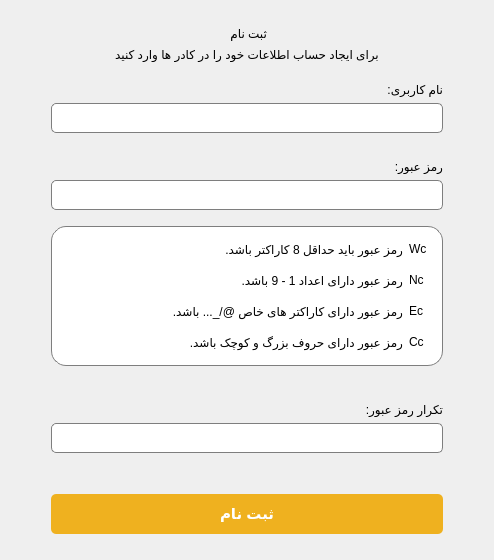
Before: the Qt Designer form App/ui/signUp.ui in MohammadSangSefidi/QuizMaster, drawn with Qt 5.
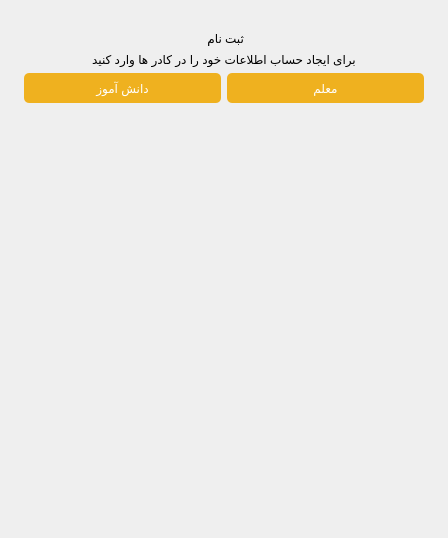
After: the same form once the commit is applied.

Commit message: add register page for teachers and add teacher main page. add create quiz page for teacher.

Patch:
```diff
--- a/App/ui/signUp.ui
+++ b/App/ui/signUp.ui
@@ -6,8 +6,8 @@
    <rect>
     <x>0</x>
     <y>0</y>
-    <width>494</width>
-    <height>560</height>
+    <width>448</width>
+    <height>538</height>
    </rect>
   </property>
   <property name="windowTitle">
@@ -17,380 +17,117 @@
    <string notr="true"/>
   </property>
   <layout class="QGridLayout" name="gridLayout">
-   <item row="4" column="1">
-    <layout class="QVBoxLayout" name="verticalLayout_2">
-     <item>
-      <widget class="QLabel" name="userName">
-       <property name="text">
-        <string>نام کاربری:</string>
-       </property>
-      </widget>
-     </item>
-     <item>
-      <widget class="QLineEdit" name="userNameLineEdit">
-       <property name="minimumSize">
-        <size>
-         <width>0</width>
-         <height>30</height>
-        </size>
-       </property>
-       <property name="styleSheet">
-        <string notr="true">QLineEdit#userNameLineEdit{
-	color: #000000;
-    background-color: #ffffff;
-    border: 1px solid #7e7e7e;
-	border-radius: 5px;
-    outline: none;
-	padding-left: 5px;
-}
-</string>
-       </property>
-       <property name="placeholderText">
-        <string/>
-       </property>
-      </widget>
-     </item>
-     <item>
-      <widget class="QLabel" name="userNameErrorLabel">
-       <property name="styleSheet">
-        <string notr="true">QLabel#userNameErrorLabel{color:rgb(193, 0, 3);}</string>
-       </property>
-       <property name="text">
-        <string/>
-       </property>
-      </widget>
-     </item>
-     <item>
-      <widget class="QLabel" name="password">
-       <property name="text">
-        <string>رمز عبور:</string>
-       </property>
-      </widget>
-     </item>
-     <item>
-      <widget class="QLineEdit" name="passwordLineEdit">
-       <property name="minimumSize">
-        <size>
-         <width>0</width>
-         <height>30</height>
-        </size>
-       </property>
-       <property name="styleSheet">
-        <string notr="true">QLineEdit#passwordLineEdit{
-	color: #000000;
-    background-color: #ffffff;
-    border: 1px solid #7e7e7e;
-	border-radius: 5px;
-    outline: none;
-	padding-left: 5px;
-}</string>
-       </property>
-       <property name="echoMode">
-        <enum>QLineEdit::Password</enum>
-       </property>
-       <property name="placeholderText">
-        <string/>
-       </property>
-      </widget>
-     </item>
-     <item>
-      <spacer name="verticalSpacer_5">
-       <property name="orientation">
-        <enum>Qt::Vertical</enum>
-       </property>
-       <property name="sizeType">
-        <enum>QSizePolicy::Fixed</enum>
-       </property>
-       <property name="sizeHint" stdset="0">
-        <size>
-         <width>10</width>
-         <height>10</height>
-        </size>
-       </property>
-      </spacer>
-     </item>
-     <item>
-      <widget class="QFrame" name="checkPasswordFrame">
-       <property name="minimumSize">
-        <size>
-         <width>0</width>
-         <height>140</height>
-        </size>
-       </property>
-       <property name="styleSheet">
-        <string notr="true">#checkPasswordFrame{
-background-color: rgb(255, 255, 255); border: 1px solid #7e7e7e;
-border-radius: 15px;
-}
-	</string>
-       </property>
-       <property name="frameShape">
-        <enum>QFrame::StyledPanel</enum>
-       </property>
-       <property name="frameShadow">
-        <enum>QFrame::Raised</enum>
-       </property>
-       <layout class="QGridLayout" name="gridLayout_2">
-        <item row="1" column="0">
-         <spacer name="horizontalSpacer_3">
-          <property name="orientation">
-           <enum>Qt::Horizontal</enum>
-          </property>
-          <property name="sizeType">
-           <enum>QSizePolicy::Maximum</enum>
-          </property>
-          <property name="sizeHint" stdset="0">
-           <size>
-            <width>100</width>
-            <height>20</height>
-           </size>
-          </property>
-         </spacer>
-        </item>
-        <item row="3" column="1">
-         <layout class="QHBoxLayout" name="horizontalLayout_3">
-          <item>
-           <widget class="QLabel" name="capText">
-            <property name="text">
-             <string>رمز عبور دارای حروف بزرگ و کوچک باشد.</string>
-            </property>
-           </widget>
-          </item>
-          <item>
-           <widget class="QLabel" name="capitalLettersCheck">
-            <property name="minimumSize">
-             <size>
-              <width>24</width>
-              <height>24</height>
-             </size>
-            </property>
-            <property name="maximumSize">
-             <size>
-              <width>24</width>
-              <height>24</height>
-             </size>
-            </property>
-            <property name="text">
-             <string>Cc</string>
-            </property>
-           </widget>
-          </item>
-         </layout>
-        </item>
-        <item row="2" column="1">
-         <layout class="QHBoxLayout" name="horizontalLayout_2">
-          <item>
-           <widget class="QLabel" name="specText">
-            <property name="text">
-             <string>رمز عبور دارای کاراکتر های خاص @/_... باشد.</string>
-            </property>
-           </widget>
-          </item>
-          <item>
-           <widget class="QLabel" name="spiecialCharacterCheck">
-            <property name="minimumSize">
-             <size>
-              <width>24</width>
-              <height>24</height>
-             </size>
-            </property>
-            <property name="maximumSize">
-             <size>
-              <width>24</width>
-              <height>24</height>
-             </size>
-            </property>
-            <property name="text">
-             <string>Ec</string>
-            </property>
-           </widget>
-          </item>
-         </layout>
-        </item>
-        <item row="1" column="1">
-         <layout class="QHBoxLayout" name="horizontalLayout">
-          <item>
-           <widget class="QLabel" name="numText">
-            <property name="text">
-             <string>رمز عبور دارای اعداد 1 - 9 باشد.</string>
-            </property>
-           </widget>
-          </item>
-          <item>
-           <widget class="QLabel" name="numbersCheck">
-            <property name="minimumSize">
-             <size>
-              <width>24</width>
-              <height>24</height>
-             </size>
-            </property>
-            <property name="maximumSize">
-             <size>
-              <width>24</width>
-              <height>24</height>
-             </size>
-            </property>
-            <property name="text">
-             <string>Nc</string>
-            </property>
-           </widget>
-          </item>
-         </layout>
-        </item>
-        <item row="0" column="1">
-         <layout class="QHBoxLayout" name="horizontalLayout_4">
-          <item>
-           <widget class="QLabel" name="widthText">
-            <property name="text">
-             <string>رمز عبور باید حداقل 8 کاراکتر باشد.</string>
-            </property>
-           </widget>
-          </item>
-          <item>
-           <widget class="QLabel" name="widthCheck">
-            <property name="minimumSize">
-             <size>
-              <width>24</width>
-              <height>24</height>
-             </size>
-            </property>
-            <property name="maximumSize">
-             <size>
-              <width>24</width>
-              <height>24</height>
-             </size>
-            </property>
-            <property name="text">
-             <string>Wc</string>
-            </property>
-           </widget>
-          </item>
-         </layout>
-        </item>
-       </layout>
-      </widget>
-     </item>
-     <item>
-      <widget class="QLabel" name="passwoedValidErrorLabel">
-       <property name="styleSheet">
-        <string notr="true">QLabel#passwoedValidErrorLabel{color:rgb(193, 0, 3);}</string>
-       </property>
-       <property name="text">
-        <string/>
-       </property>
-      </widget>
-     </item>
-     <item>
-      <spacer name="verticalSpacer_6">
-       <property name="orientation">
-        <enum>Qt::Vertical</enum>
-       </property>
-       <property name="sizeType">
-        <enum>QSizePolicy::Fixed</enum>
-       </property>
-       <property name="sizeHint" stdset="0">
-        <size>
-         <width>10</width>
-         <height>10</height>
-        </size>
-       </property>
-      </spacer>
-     </item>
-     <item>
-      <widget class="QLabel" name="rePassword">
-       <property name="text">
-        <string>تکرار رمز عبور:</string>
-       </property>
-      </widget>
-     </item>
-     <item>
-      <widget class="QLineEdit" name="repeatPasswordLineEdit">
-       <property name="minimumSize">
-        <size>
-         <width>0</width>
-         <height>30</height>
-        </size>
-       </property>
-       <property name="styleSheet">
-        <string notr="true">QLineEdit#repeatPasswordLineEdit{
-	color: #000000;
-    background-color: #ffffff;
-    border: 1px solid #7e7e7e;
-	border-radius: 5px;
-    outline: none;
-	padding-left: 5px;
-}</string>
-       </property>
-       <property name="echoMode">
-        <enum>QLineEdit::Password</enum>
-       </property>
-       <property name="placeholderText">
-        <string/>
-       </property>
-      </widget>
-     </item>
-     <item>
-      <widget class="QLabel" name="samePasswordErrorLabel">
-       <property name="styleSheet">
-        <string notr="true">QLabel#samePasswordErrorLabel{color:rgb(193, 0, 3);}</string>
-       </property>
-       <property name="text">
-        <string/>
-       </property>
-      </widget>
-     </item>
-    </layout>
+   <item row="1" column="0">
+    <spacer name="horizontalSpacer">
+     <property name="orientation">
+      <enum>Qt::Horizontal</enum>
+     </property>
+     <property name="sizeType">
+      <enum>QSizePolicy::Maximum</enum>
+     </property>
+     <property name="sizeHint" stdset="0">
+      <size>
+       <width>40</width>
+       <height>20</height>
+      </size>
+     </property>
+    </spacer>
    </item>
-   <item row="6" column="1">
-    <widget class="QPushButton" name="singUpBtn">
-     <property name="sizePolicy">
-      <sizepolicy hsizetype="Minimum" vsizetype="Fixed">
-       <horstretch>0</horstretch>
-       <verstretch>0</verstretch>
-      </sizepolicy>
+   <item row="1" column="2">
+    <spacer name="horizontalSpacer_2">
+     <property name="orientation">
+      <enum>Qt::Horizontal</enum>
      </property>
+     <property name="sizeType">
+      <enum>QSizePolicy::Maximum</enum>
+     </property>
+     <property name="sizeHint" stdset="0">
+      <size>
+       <width>40</width>
+       <height>20</height>
+      </size>
+     </property>
+    </spacer>
+   </item>
+   <item row="3" column="1">
+    <widget class="QStackedWidget" name="stackedWidget">
      <property name="minimumSize">
       <size>
-       <width>0</width>
-       <height>40</height>
+       <width>400</width>
+       <height>400</height>
       </size>
      </property>
-     <property name="font">
-      <font>
-       <pointsize>11</pointsize>
-       <weight>75</weight>
-       <bold>true</bold>
-      </font>
-     </property>
-     <property name="styleSheet">
-      <string notr="true">QPushButton#singUpBtn{
-	color: #ffffff;
-	background-color:  rgb(239, 177, 31);
-    border-radius: 5px;
-}
-QPushButton#singUpBtn:hover {
-	background-color: rgb(255, 210, 73);
-}</string>
-     </property>
-     <property name="text">
-      <string>ثبت نام</string>
-     </property>
+     <widget class="QWidget" name="page"/>
+     <widget class="QWidget" name="page_2"/>
     </widget>
    </item>
-   <item row="3" column="1">
-    <spacer name="verticalSpacer_2">
+   <item row="0" column="1">
+    <spacer name="verticalSpacer">
      <property name="orientation">
       <enum>Qt::Vertical</enum>
      </property>
+     <property name="sizeType">
+      <enum>QSizePolicy::Maximum</enum>
+     </property>
      <property name="sizeHint" stdset="0">
       <size>
-       <width>20</width>
-       <height>40</height>
+       <width>0</width>
+       <height>20</height>
       </size>
      </property>
     </spacer>
    </item>
    <item row="2" column="1">
+    <layout class="QHBoxLayout" name="horizontalLayout">
+     <item>
+      <widget class="QPushButton" name="studentButton">
+       <property name="minimumSize">
+        <size>
+         <width>100</width>
+         <height>30</height>
+        </size>
+       </property>
+       <property name="styleSheet">
+        <string notr="true">QPushButton#studentButton{
+	color: #ffffff;
+	background-color:  rgb(239, 177, 31);
+    border-radius: 5px;
+}
+QPushButton#studentButton:hover {
+	background-color: rgb(255, 210, 73);
+}</string>
+       </property>
+       <property name="text">
+        <string>دانش آموز</string>
+       </property>
+      </widget>
+     </item>
+     <item>
+      <widget class="QPushButton" name="teacherButton">
+       <property name="minimumSize">
+        <size>
+         <width>100</width>
+         <height>30</height>
+        </size>
+       </property>
+       <property name="styleSheet">
+        <string notr="true">QPushButton#teacherButton{
+	color: #ffffff;
+	background-color:  rgb(239, 177, 31);
+    border-radius: 5px;
+}
+QPushButton#teacherButton:hover {
+	background-color: rgb(255, 210, 73);
+}</string>
+       </property>
+       <property name="text">
+        <string>معلم</string>
+       </property>
+      </widget>
+     </item>
+    </layout>
+   </item>
+   <item row="1" column="1">
     <layout class="QVBoxLayout" name="verticalLayout">
      <item>
       <widget class="QLabel" name="title">
@@ -414,77 +151,6 @@
      </item>
     </layout>
    </item>
-   <item row="2" column="0">
-    <spacer name="horizontalSpacer">
-     <property name="orientation">
-      <enum>Qt::Horizontal</enum>
-     </property>
-     <property name="sizeType">
-      <enum>QSizePolicy::Maximum</enum>
-     </property>
-     <property name="sizeHint" stdset="0">
-      <size>
-       <width>40</width>
-       <height>20</height>
-      </size>
-     </property>
-    </spacer>
-   </item>
-   <item row="2" column="2">
-    <spacer name="horizontalSpacer_2">
-     <property name="orientation">
-      <enum>Qt::Horizontal</enum>
-     </property>
-     <property name="sizeType">
-      <enum>QSizePolicy::Maximum</enum>
-     </property>
-     <property name="sizeHint" stdset="0">
-      <size>
-       <width>40</width>
-       <height>20</height>
-      </size>
-     </property>
-    </spacer>
-   </item>
-   <item row="7" column="1">
-    <spacer name="verticalSpacer_4">
-     <property name="orientation">
-      <enum>Qt::Vertical</enum>
-     </property>
-     <property name="sizeHint" stdset="0">
-      <size>
-       <width>20</width>
-       <height>40</height>
-      </size>
-     </property>
-    </spacer>
-   </item>
-   <item row="5" column="1">
-    <spacer name="verticalSpacer_3">
-     <property name="orientation">
-      <enum>Qt::Vertical</enum>
-     </property>
-     <property name="sizeHint" stdset="0">
-      <size>
-       <width>20</width>
-       <height>40</height>
-      </size>
-     </property>
-    </spacer>
-   </item>
-   <item row="1" column="1">
-    <spacer name="verticalSpacer">
-     <property name="orientation">
-      <enum>Qt::Vertical</enum>
-     </property>
-     <property name="sizeHint" stdset="0">
-      <size>
-       <width>20</width>
-       <height>40</height>
-      </size>
-     </property>
-    </spacer>
-   </item>
   </layout>
  </widget>
  <resources/>
```
The commit also changes 46 other files.
